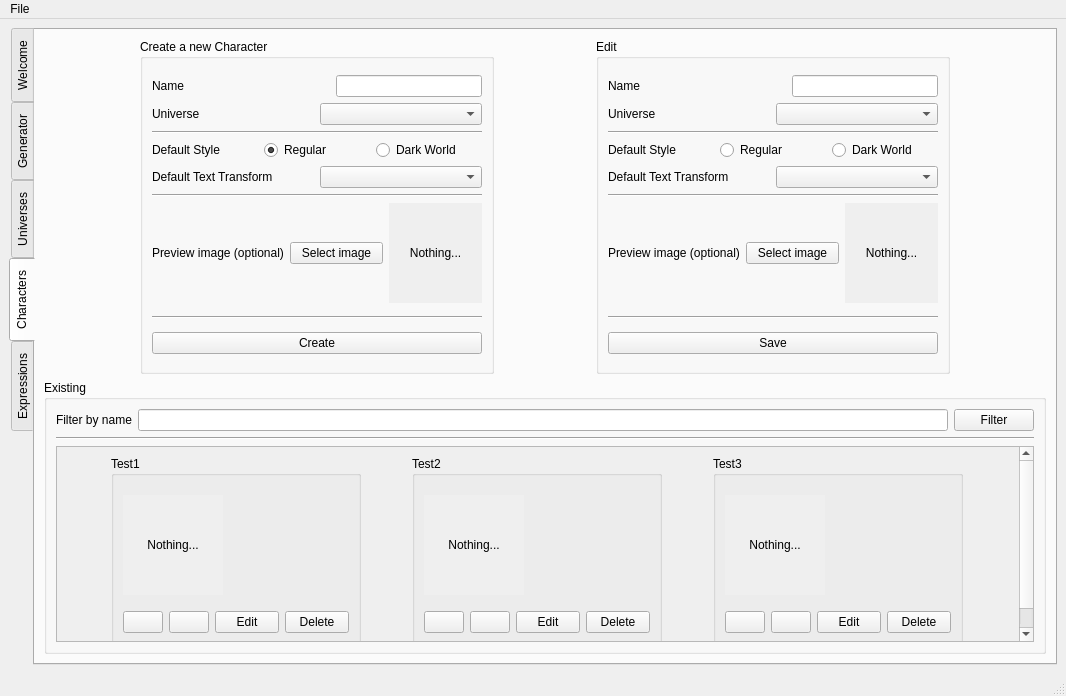
Before: the Qt Designer form ui/ui.ui in xMirkix/yet-another-textbox-generator, drawn with Qt 5.
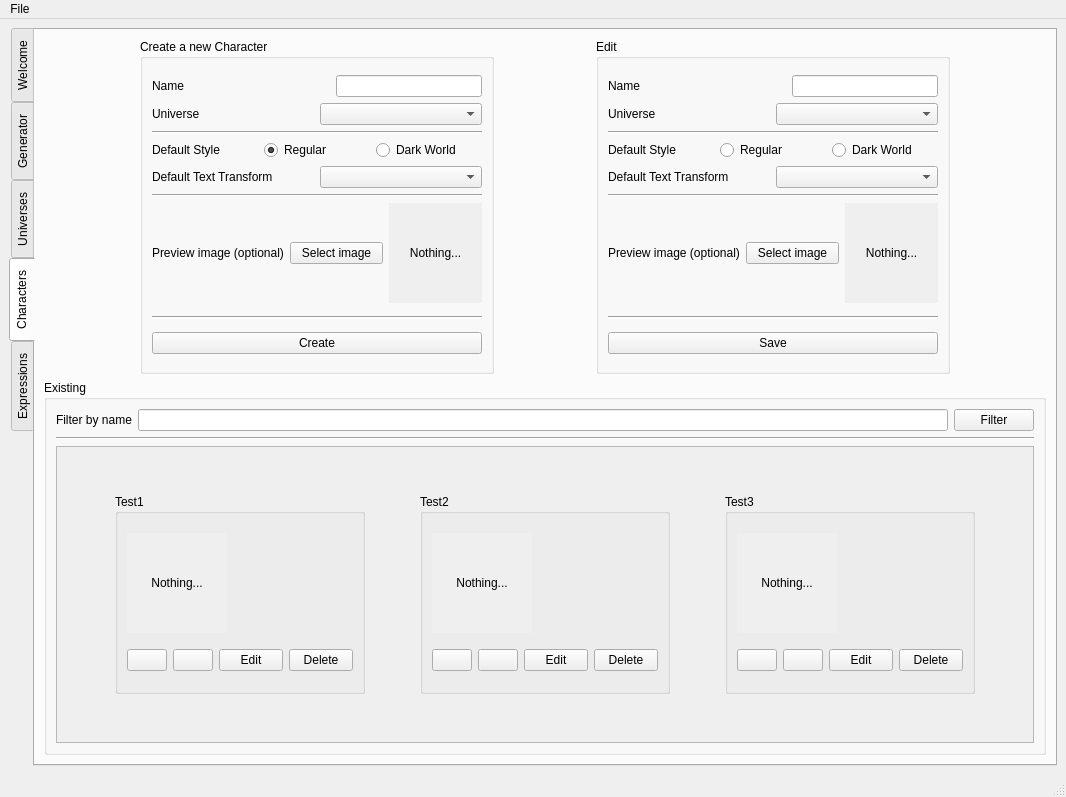
After: the same form once the commit is applied. The open tabs and pages were chosen to show the change. Icons and pictures are not drawn.

```diff
--- a/ui/ui.ui
+++ b/ui/ui.ui
@@ -7,7 +7,7 @@
     <x>0</x>
     <y>0</y>
     <width>1066</width>
-    <height>696</height>
+    <height>797</height>
    </rect>
   </property>
   <property name="sizePolicy">
@@ -3074,9 +3074,9 @@
                   <property name="geometry">
                    <rect>
                     <x>0</x>
-                    <y>-34</y>
-                    <width>958</width>
-                    <height>218</height>
+                    <y>0</y>
+                    <width>970</width>
+                    <height>269</height>
                    </rect>
                   </property>
                   <layout class="QGridLayout" name="gridLayout">
```
Left out of the diff: 103 changed lines with no effect on the pictures.
